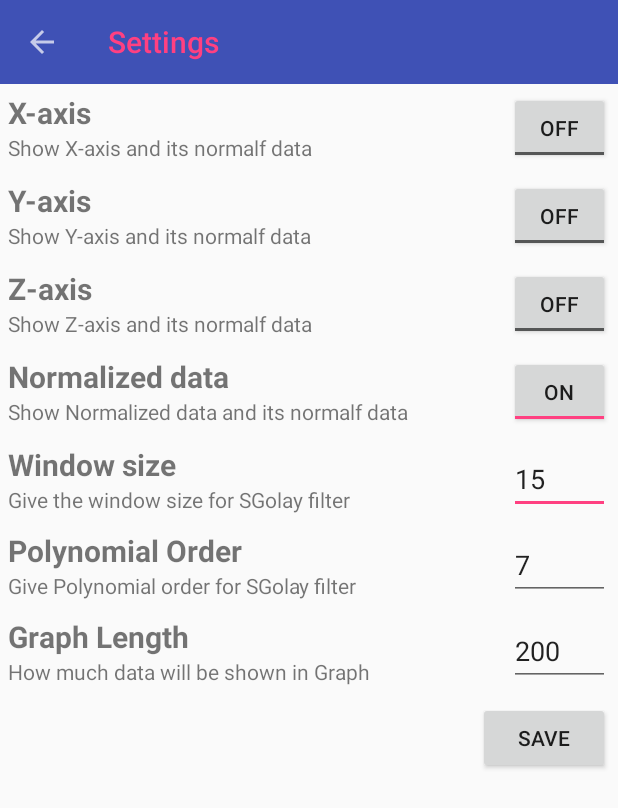
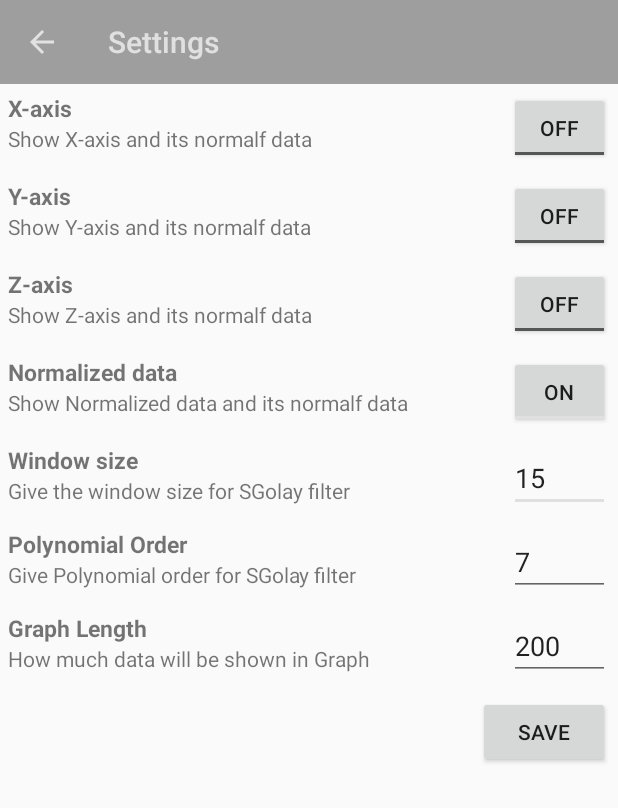
Before and after one commit to rahul3197/activity_recognition_api_implementation, an Android app: the SettingActivity screen opened directly, with no data from a screen before it, on a phone screen of 412 x 824 dp. Shown: the top 808 px of the screen. Run offline under Robolectric (Android 15) with nearby library versions, the phone set to English and light mode, and no system bars.

Commit message:
Added Icon to the app and changes the color

```diff
--- a/app/src/main/java/com/suryajeet945/accelerometerdatasaver/RealTimeGraph.java
+++ b/app/src/main/java/com/suryajeet945/accelerometerdatasaver/RealTimeGraph.java
@@ -49,8 +49,8 @@ public class RealTimeGraph extends AppCompatActivity {
 
         graph_x.getLegendRenderer().setVisible(true);
         graph_x.getLegendRenderer().setAlign(LegendRenderer.LegendAlign.TOP);
-        graph_y.getLegendRenderer().setVisible(true);
-        graph_y.getLegendRenderer().setAlign(LegendRenderer.LegendAlign.TOP);
+      //  graph_y.getLegendRenderer().setVisible(true);
+       // graph_y.getLegendRenderer().setAlign(LegendRenderer.LegendAlign.TOP);
 
         List<Double> data=new ArrayList<>(200);
         for(int i=0;i<200;i++){
--- a/app/src/main/java/com/suryajeet945/accelerometerdatasaver/SGolay.java
+++ b/app/src/main/java/com/suryajeet945/accelerometerdatasaver/SGolay.java
@@ -25,7 +25,7 @@ public class SGolay {
         RealMatrix Atrans_A=A_trans.multiply(A);
         RealMatrix Atrans_A_Inverse=new LUDecomposition(Atrans_A).getSolver().getInverse();
         RealMatrix Atrans_A_Inverse_Atrans=Atrans_A_Inverse.multiply(A_trans);
-        this.H=Atrans_A_Inverse_Atrans;
+        this.H=Atrans_A_Inverse_Atrans.getRowMatrix(0);
     }
     public double GetFiltredData(RealMatrix frameData)
     {
--- a/app/src/main/res/layout/activity_setting.xml
+++ b/app/src/main/res/layout/activity_setting.xml
@@ -22,13 +22,13 @@
             <TextView
                 android:layout_width="match_parent"
                 android:layout_height="wrap_content"
-                android:text="X-axis"
-                android:textSize="20dp"
+                android:text="@string/x_axis"
+                android:textSize="15sp"
                 android:textStyle="bold"/>
             <TextView
                 android:layout_width="match_parent"
                 android:layout_height="wrap_content"
-                android:text="Show X-axis and its normalf data"/>
+                android:text="@string/show_x_axis_and_its_normalf_data"/>
         </LinearLayout>
         <ToggleButton
             android:layout_width="0dp"
@@ -49,13 +49,13 @@
             <TextView
                 android:layout_width="match_parent"
                 android:layout_height="wrap_content"
-                android:text="Y-axis"
-                android:textSize="20dp"
+                android:text="@string/y_axis"
+                android:textSize="15sp"
                 android:textStyle="bold"/>
             <TextView
                 android:layout_width="match_parent"
                 android:layout_height="wrap_content"
-                android:text="Show Y-axis and its normalf data"/>
+                android:text="@string/show_y_axis_and_its_normalf_data"/>
         </LinearLayout>
         <ToggleButton
             android:layout_width="0dp"
@@ -76,13 +76,13 @@
             <TextView
                 android:layout_width="match_parent"
                 android:layout_height="wrap_content"
-                android:text="Z-axis"
-                android:textSize="20dp"
+                android:text="@string/z_axis"
+                android:textSize="15sp"
                 android:textStyle="bold"/>
             <TextView
                 android:layout_width="match_parent"
                 android:layout_height="wrap_content"
-                android:text="Show Z-axis and its normalf data"/>
+                android:text="@string/show_z_axis_and_its_normalf_data"/>
         </LinearLayout>
         <ToggleButton
             android:layout_width="0dp"
@@ -103,13 +103,13 @@
             <TextView
                 android:layout_width="match_parent"
                 android:layout_height="wrap_content"
-                android:text="Normalized data"
-                android:textSize="20dp"
+                android:text="@string/normalized_data"
+                android:textSize="15sp"
                 android:textStyle="bold"/>
             <TextView
                 android:layout_width="match_parent"
                 android:layout_height="wrap_content"
-                android:text="Show Normalized data and its normalf data"/>
+                android:text="@string/show_normalized_data_and_its_normalf_data"/>
         </LinearLayout>
         <ToggleButton
             android:layout_width="0dp"
@@ -130,13 +130,13 @@
             <TextView
                 android:layout_width="match_parent"
                 android:layout_height="wrap_content"
-                android:text="Window size"
-                android:textSize="20dp"
+                android:text="@string/window_size"
+                android:textSize="15sp"
                 android:textStyle="bold"/>
             <TextView
                 android:layout_width="match_parent"
                 android:layout_height="wrap_content"
-                android:text="Give the window size for SGolay filter"/>
+                android:text="@string/give_the_window_size_for_sgolay_filter"/>
         </LinearLayout>
         <EditText
             android:layout_width="0dp"
@@ -158,13 +158,13 @@
             <TextView
                 android:layout_width="match_parent"
                 android:layout_height="wrap_content"
-                android:text="Polynomial Order"
-                android:textSize="20dp"
+                android:text="@string/polynomial_order"
+                android:textSize="15sp"
                 android:textStyle="bold"/>
             <TextView
                 android:layout_width="match_parent"
                 android:layout_height="wrap_content"
-                android:text="Give Polynomial order for SGolay filter"/>
+                android:text="@string/give_polynomial_order_for_sgolay_filter"/>
         </LinearLayout>
         <EditText
             android:layout_width="0dp"
@@ -186,13 +186,13 @@
             <TextView
                 android:layout_width="match_parent"
                 android:layout_height="wrap_content"
-                android:text="Graph Length"
-                android:textSize="20dp"
+                android:text="@string/graph_length"
+                android:textSize="15sp"
                 android:textStyle="bold"/>
             <TextView
                 android:layout_width="match_parent"
                 android:layout_height="wrap_content"
-                android:text="How much data will be shown in Graph"/>
+                android:text="@string/how_much_data_will_be_shown_in_graph"/>
         </LinearLayout>
         <EditText
             android:layout_width="0dp"
@@ -209,7 +209,7 @@
         <Button
             android:layout_width="wrap_content"
             android:layout_height="wrap_content"
-            android:text="Save"
+            android:text="@string/save"
             android:id="@+id/saveButton"/>
     </LinearLayout>
 
--- a/app/src/main/res/values/colors.xml
+++ b/app/src/main/res/values/colors.xml
@@ -1,6 +1,6 @@
 <?xml version="1.0" encoding="utf-8"?>
 <resources>
-    <color name="colorPrimary">#3F51B5</color>
-    <color name="colorPrimaryDark">#303F9F</color>
-    <color name="colorAccent">#FF4081</color>
+    <color name="colorPrimary">#9e9e9e</color>
+    <color name="colorPrimaryDark">#616161</color>
+    <color name="colorAccent">#e0e0e0</color>
 </resources>
--- a/app/src/main/res/values/strings.xml
+++ b/app/src/main/res/values/strings.xml
@@ -73,4 +73,19 @@
     <string name="pref_ringtone_silent">Silent</string>
 
     <string name="pref_title_vibrate">Vibrate</string>
+    <string name="how_much_data_will_be_shown_in_graph">How much data will be shown in Graph</string>
+    <string name="graph_length">Graph Length</string>
+    <string name="give_polynomial_order_for_sgolay_filter">Give Polynomial order for SGolay filter</string>
+    <string name="polynomial_order">Polynomial Order</string>
+    <string name="give_the_window_size_for_sgolay_filter">Give the window size for SGolay filter</string>
+    <string name="window_size">Window size</string>
+    <string name="show_normalized_data_and_its_normalf_data">Show Normalized data and its normalf data</string>
+    <string name="normalized_data">Normalized data</string>
+    <string name="show_z_axis_and_its_normalf_data">Show Z-axis and its normalf data</string>
+    <string name="z_axis">Z-axis</string>
+    <string name="show_y_axis_and_its_normalf_data">Show Y-axis and its normalf data</string>
+    <string name="y_axis">Y-axis</string>
+    <string name="show_x_axis_and_its_normalf_data">Show X-axis and its normalf data</string>
+    <string name="x_axis">X-axis</string>
+    <string name="save">Save</string>
 </resources>
```
Also changed, not shown: app/src/main/ic_launcher-web.png (added), app/src/main/res/mipmap-hdpi/ic_launcher.png, app/src/main/res/mipmap-mdpi/ic_launcher.png, app/src/main/res/mipmap-xhdpi/ic_launcher.png, app/src/main/res/mipmap-xxhdpi/ic_launcher.png, app/src/main/res/mipmap-xxxhdpi/ic_launcher.png.
